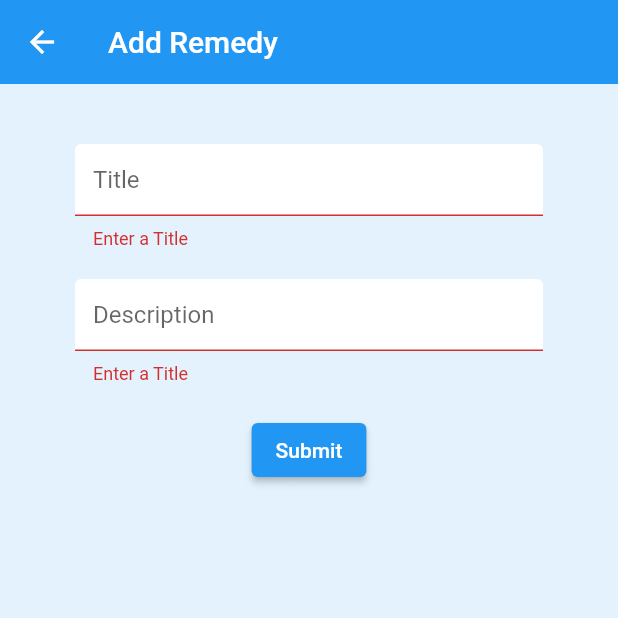
After one commit to aakashabhi/Care2x, a Flutter app: the AddRemedy screen opened directly, after a tap on "Submit", on a phone screen of 412 x 824 dp, the top half of it. The commit adds this screen. Run offline on Flutter 3.47's test engine with Material 2 defaults, Android fonts, the phone set to English and light mode, and no system bars; our stand-ins replace cloud_firestore, firebase_auth, firebase_core, flutter_spinkit; accounts and stored records are empty.

Commit message:
view-add-remedy

```diff
--- /dev/null
+++ b/care2x/lib/AddRemedy/add_remedy.dart
@@ -0,0 +1,100 @@
+import 'package:care2x/AddRemedy/text_decor.dart';
+import 'package:flutter/material.dart';
+import 'package:cloud_firestore/cloud_firestore.dart';
+import 'package:flutter_spinkit/flutter_spinkit.dart';
+
+class AddRemedy extends StatefulWidget {
+  const AddRemedy({Key? key}) : super(key: key);
+
+  @override
+  _AddRemedyState createState() => _AddRemedyState();
+}
+
+class _AddRemedyState extends State<AddRemedy> {
+  final _formKey = GlobalKey<FormState>();
+  String title = '';
+  String description = '';
+  bool loading = false;
+
+  @override
+  Widget build(BuildContext context) {
+    return (loading == true)
+        ? Container(
+            color: Colors.blue,
+            child: Center(
+              child: SpinKitChasingDots(
+                color: Colors.blue,
+                size: 50.0,
+              ),
+            ),
+          )
+        : Scaffold(
+            appBar: AppBar(
+              backgroundColor: Colors.blue,
+              elevation: 0.0,
+              title: Text('Add Remedy'),
+            ),
+            body: Container(
+              color: Colors.blue[50],
+              padding: EdgeInsets.symmetric(vertical: 20.0, horizontal: 50.0),
+              child: Form(
+                key: _formKey,
+                child: Column(
+                  children: <Widget>[
+                    SizedBox(height: 20.0),
+                    TextFormField(
+                      decoration:
+                          textInputDecoration.copyWith(hintText: 'Title'),
+                      validator: (val) => (val == null || val.length == 0)
+                          ? 'Enter a Title'
+                          : null,
+                      onChanged: (val) {
+                        setState(() => title = val);
+                      },
+                    ),
+                    SizedBox(height: 20.0),
+                    TextFormField(
+                      decoration:
+                          textInputDecoration.copyWith(hintText: 'Description'),
+                      validator: (val) => (val == null || val.length == 0)
+                          ? 'Enter a Title'
+                          : null,
+                      onChanged: (val) {
+                        setState(() => description = val);
+                      },
+                    ),
+                    SizedBox(height: 20.0),
+                    ElevatedButton(
+                        child: Text(
+                          'Submit',
+                          style: TextStyle(color: Colors.white),
+                        ),
+                        onPressed: () async {
+                          if (_formKey.currentState!.validate()) {
+                            setState(() {
+                              loading = true;
+                            });
+                            print('***********');
+                            print(title);
+                            print(description);
+                            print('***********');
+
+                            Map<String, String> data = {
+                              "Title": title,
+                              "Description": description
+                            };
+                            FirebaseFirestore.instance
+                                .collection('QuickRemedies')
+                                .add(data);
+                            setState(() {
+                              loading = false;
+                            });
+                          }
+                        }),
+                  ],
+                ),
+              ),
+            ),
+          );
+  }
+}
--- /dev/null
+++ b/care2x/lib/AddRemedy/text_decor.dart
@@ -0,0 +1,13 @@
+import 'package:flutter/material.dart';
+
+const textInputDecoration = InputDecoration(
+  fillColor: Colors.white,
+  filled: true,
+  contentPadding: EdgeInsets.all(12.0),
+  enabledBorder: OutlineInputBorder(
+    borderSide: BorderSide(color: Colors.white, width: 2.0),
+  ),
+  focusedBorder: OutlineInputBorder(
+    borderSide: BorderSide(color: Colors.pink, width: 2.0),
+  ),
+);
--- a/care2x/lib/main.dart
+++ b/care2x/lib/main.dart
@@ -1,10 +1,6 @@
-import 'package:care2x/Cart/viewCart.dart';
-import 'package:care2x/ViewRemedies/view_remedy.dart';
 import 'package:care2x/login/login_screen.dart';
 import 'package:firebase_core/firebase_core.dart';
 import 'package:flutter/material.dart';
-
-import 'login/signup.dart';
 
 void main() async {
   WidgetsFlutterBinding.ensureInitialized();
@@ -30,7 +26,7 @@ class MyApp extends StatelessWidget {
         // is not restarted.
         primarySwatch: Colors.blue,
       ),
-      home: ViewRemedy(),
+      home: LoginPage(),
     );
   }
 }
--- a/care2x/pubspec.yaml
+++ b/care2x/pubspec.yaml
@@ -33,6 +33,7 @@ dependencies:
   firebase_core: ^1.7.0
   firebase_storage: ^10.0.5
   provider: ^6.0.1
+  flutter_spinkit: ^5.1.0
 
 
 dev_dependencies:
```
Also changed, not shown: care2x/pubspec.lock.
